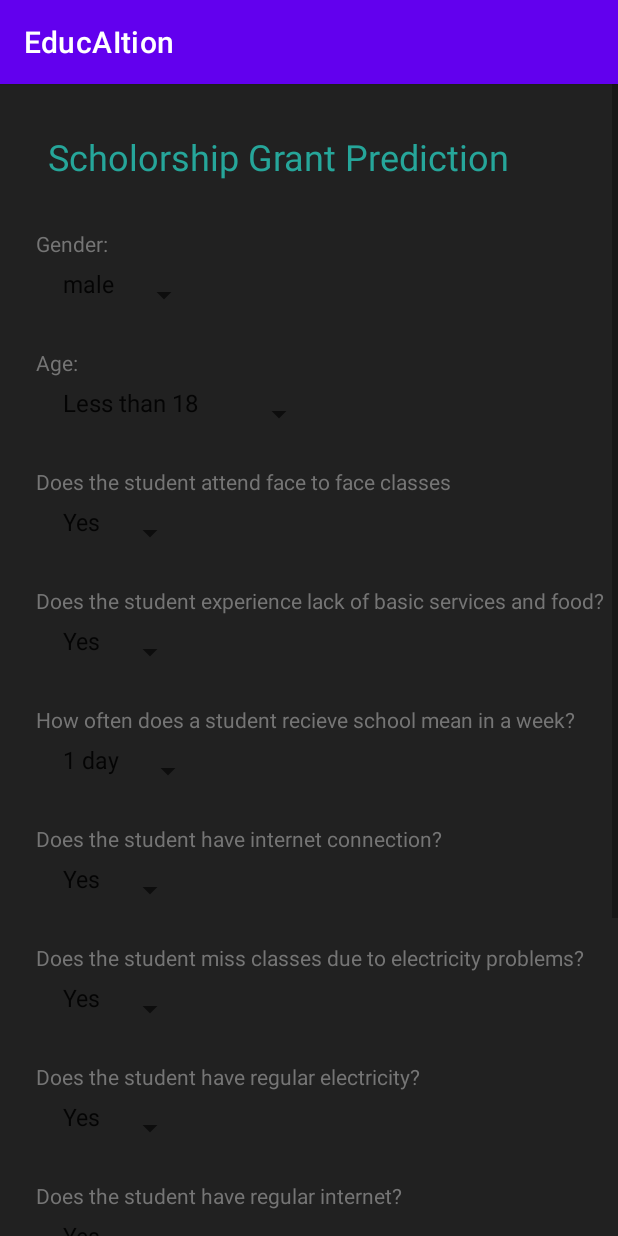
After one commit to shubham-hadawle/21_We-Go-Jim-PS-No.1, an Android app: the PredictionModel screen opened directly, with no data from a screen before it, on a phone screen of 412 x 824 dp. The commit adds this screen. Run offline under Robolectric (Android 15) with nearby library versions, the phone set to English and light mode, and no system bars.

```diff
--- a/app/src/main/AndroidManifest.xml
+++ b/app/src/main/AndroidManifest.xml
@@ -26,6 +26,7 @@
         <activity android:name=".RecordedLectures"/>
         <activity android:name=".Courses"/>
         <activity android:name=".VirtualAi"/>
+        <activity android:name=".PredictionModel"/>
     </application>
 
 </manifest>
--- a/app/src/main/java/com/example/educaition/MainActivity.java
+++ b/app/src/main/java/com/example/educaition/MainActivity.java
@@ -28,4 +28,9 @@ public class MainActivity extends AppCompatActivity {
         Intent i = new Intent(this, VirtualAi.class);
         startActivity(i);
     }
+
+    public void openModel(View view){
+        Intent i = new Intent(this, PredictionModel.class);
+        startActivity(i);
+    }
 }
--- /dev/null
+++ b/app/src/main/java/com/example/educaition/PredictionModel.java
@@ -0,0 +1,79 @@
+package com.example.educaition;
+
+import android.os.Bundle;
+import android.view.MenuItem;
+import android.view.View;
+import android.widget.AdapterView;
+import android.widget.Spinner;
+import android.widget.TextView;
+
+import androidx.annotation.NonNull;
+import androidx.appcompat.app.AppCompatActivity;
+
+import com.google.android.material.navigation.NavigationBarView;
+
+import org.w3c.dom.Text;
+
+public class PredictionModel extends AppCompatActivity{
+    int i = 1;
+    Spinner S1,S2,S3,S4,S5,S6,S7,S8,S9,S10;
+
+    @Override
+    protected void onCreate(Bundle savedInstanceState) {
+        super.onCreate(savedInstanceState);
+        setContentView(R.layout.prediction_model);
+
+        S1 = findViewById(R.id.textSpinner);
+        String mGender = S1.getSelectedItem().toString();
+
+        S2 = findViewById(R.id.textSpinner2);
+        String mAge = S2.getSelectedItem().toString();
+
+        S3 = findViewById(R.id.textSpinner3);
+        String f2fClasses = S3.getSelectedItem().toString();
+
+        S4 = findViewById(R.id.textSpinner4);
+        String deterioration = S4.getSelectedItem().toString();
+
+        S5 = findViewById(R.id.textSpinner5);
+        String mealsInAWeak = S5.getSelectedItem().toString();
+
+        S6 = findViewById(R.id.textSpinner6);
+        String internetConnection = S6.getSelectedItem().toString();
+
+        S7 = findViewById(R.id.textSpinner7);
+        String missClassDueToElectricity = S7.getSelectedItem().toString();
+
+        S8 = findViewById(R.id.textSpinner8);
+        String electricityDeficit = S8.getSelectedItem().toString();
+
+        S9 = findViewById(R.id.textSpinner9);
+        String internetDeficit = S9.getSelectedItem().toString();
+
+        S10 = findViewById(R.id.textSpinner10);
+        String financial = S10.getSelectedItem().toString();
+    }
+
+    public void clickButton(View view){
+        int m = give();
+
+        TextView text = findViewById(R.id.someButton);
+        if(m == 1){
+        text.setText("Scholarship Granted!");}
+        else{
+            text.setText("Scholarship Denied");
+        }
+    }
+
+    public int give(){
+        if(i==1){
+            i = 0;
+            return 0;
+        }
+        else{
+            i = 1;
+            return 1;
+        }
+    }
+
+}
--- a/app/src/main/java/com/example/educaition/VirtualAi.java
+++ b/app/src/main/java/com/example/educaition/VirtualAi.java
@@ -145,9 +145,31 @@ public class VirtualAi extends AppCompatActivity {
         {
             speak("My name is Donna");
         }
-        else if(messages.contains("name  "))
+        else if(messages.contains("launch main activity"))
         {
-            speak("My name is Donna");
+            speak("Launching Main Activity");
+            Intent i = new Intent(this, MainActivity.class);
+            startActivity(i);
+        }
+        else if(messages.contains("launch prediction") )
+        {
+            speak("Launching Prediction Activity");
+            Intent i = new Intent(this, PredictionModel.class);
+            startActivity(i);
+        }
+        else if(messages.contains("launch recorded") )
+        {
+            speak("Launching Recorded Video Section");
+            Intent i = new Intent(this, RecordedLectures.class);
+            startActivity(i);
+        }
+        else if(messages.contains("help") || message.contains("Scholarship"))
+        {
+            speak("You can go to prediction section of the app fill details and click prediction button to know about your scholorship chances");
+        }
+        else if(messages.contains("Who made you"))
+        {
+            speak("No one");
         }
         else{
             speak("Sorry I don't know that one");
--- a/app/src/main/res/layout/activity_main.xml
+++ b/app/src/main/res/layout/activity_main.xml
@@ -5,7 +5,8 @@
     android:layout_width="match_parent"
     android:layout_height="match_parent"
     tools:context=".MainActivity"
-    android:orientation="vertical">
+    android:orientation="vertical"
+    android:background="#212121">
 
     <Button
         android:id="@+id/button"
@@ -35,4 +36,13 @@
         android:layout_margin="24dp"
         />
 
+    <Button
+        android:id="@+id/button4"
+        android:layout_width="wrap_content"
+        android:layout_height="wrap_content"
+        android:text="Prediction"
+        android:onClick="openModel"
+        android:layout_margin="24dp"
+        />
+
 </androidx.appcompat.widget.LinearLayoutCompat>
--- /dev/null
+++ b/app/src/main/res/layout/prediction_model.xml
@@ -0,0 +1,226 @@
+<?xml version="1.0" encoding="utf-8"?>
+<ScrollView xmlns:android="http://schemas.android.com/apk/res/android"
+    android:layout_width="match_parent"
+    android:layout_height="match_parent">
+
+<LinearLayout
+    xmlns:android="http://schemas.android.com/apk/res/android"
+    android:layout_width="match_parent"
+    android:layout_height="match_parent"
+    android:orientation="vertical"
+    android:background="#212121">
+    <TextView
+        android:layout_width="wrap_content"
+        android:layout_height="wrap_content"
+        android:gravity="center"
+        android:text="Scholorship Grant Prediction"
+        android:textColor="#26A69A"
+        android:textSize="24dp"
+        android:layout_margin="32dp"/>
+
+    <TextView
+        android:layout_width="wrap_content"
+        android:layout_height="wrap_content"
+        android:text="Gender:"
+        android:paddingLeft="24dp"
+        android:textColor="#757575"/>
+    <Spinner
+        android:id="@+id/textSpinner"
+        android:layout_width="wrap_content"
+        android:layout_height="50dp"
+        android:layout_marginStart="10dp"
+        android:layout_marginEnd="10dp"
+        android:layout_marginBottom="10dp"
+        android:entries="@array/spinnerItems1"
+        android:paddingLeft="24dp"
+        android:paddingBottom="16dp"
+        android:textColor="#212121"
+        />
+
+
+    <TextView
+        android:layout_width="wrap_content"
+        android:layout_height="wrap_content"
+        android:text="Age:"
+        android:paddingLeft="24dp"
+        android:textColor="#757575"
+        />
+    <Spinner
+        android:id="@+id/textSpinner2"
+        android:layout_width="wrap_content"
+        android:layout_height="50dp"
+        android:layout_marginStart="10dp"
+        android:layout_marginEnd="10dp"
+        android:layout_marginBottom="10dp"
+        android:entries="@array/spinnerItems2"
+        android:paddingLeft="24dp"
+        android:paddingBottom="16dp"
+        android:textColor="#212121"/>
+
+    <TextView
+        android:layout_width="wrap_content"
+        android:layout_height="wrap_content"
+        android:text="Does the student attend face to face classes"
+        android:paddingLeft="24dp"
+        android:textColor="#757575"/>
+    <Spinner
+        android:id="@+id/textSpinner3"
+        android:layout_width="wrap_content"
+        android:layout_height="50dp"
+        android:layout_marginStart="10dp"
+        android:layout_marginEnd="10dp"
+        android:layout_marginBottom="10dp"
+        android:entries="@array/spinnerItems4"
+        android:paddingLeft="24dp"
+        android:paddingBottom="16dp"
+        android:textColor="#212121"/>
+
+    <TextView
+        android:layout_width="wrap_content"
+        android:layout_height="wrap_content"
+        android:text="Does the student experience lack of basic services and food?"
+        android:paddingLeft="24dp"
+        android:textColor="#757575"/>
+    <Spinner
+        android:id="@+id/textSpinner4"
+        android:layout_width="wrap_content"
+        android:layout_height="50dp"
+        android:layout_marginStart="10dp"
+        android:layout_marginEnd="10dp"
+        android:layout_marginBottom="10dp"
+        android:entries="@array/spinnerItems4"
+        android:paddingLeft="24dp"
+        android:paddingBottom="16dp"
+        android:textColor="#212121"/>
+
+    <TextView
+        android:layout_width="wrap_content"
+        android:layout_height="wrap_content"
+        android:text="How often does a student recieve school mean in a week?"
+        android:paddingLeft="24dp"
+        android:textColor="#757575"/>
+    <Spinner
+        android:id="@+id/textSpinner5"
+        android:layout_width="wrap_content"
+        android:layout_height="50dp"
+        android:layout_marginStart="10dp"
+        android:layout_marginEnd="10dp"
+        android:layout_marginBottom="10dp"
+        android:entries="@array/spinnerItems3"
+        android:paddingLeft="24dp"
+        android:paddingBottom="16dp"
+        android:textColor="#212121"/>
+
+    <TextView
+        android:layout_width="wrap_content"
+        android:layout_height="wrap_content"
+        android:text="Does the student have internet connection?"
+        android:paddingLeft="24dp"
+        android:textColor="#757575"/>
+    <Spinner
+        android:id="@+id/textSpinner6"
+        android:layout_width="wrap_content"
+        android:layout_height="50dp"
+        android:layout_marginStart="10dp"
+        android:layout_marginEnd="10dp"
+        android:layout_marginBottom="10dp"
+        android:entries="@array/spinnerItems4"
+        android:paddingLeft="24dp"
+        android:paddingBottom="16dp"
+        android:textColor="#212121"/>
+
+    <TextView
+        android:layout_width="wrap_content"
+        android:layout_height="wrap_content"
+        android:text="Does the student miss classes due to electricity problems?"
+        android:paddingLeft="24dp"
+        android:textColor="#757575"/>
+    <Spinner
+        android:id="@+id/textSpinner7"
+        android:layout_width="wrap_content"
+        android:layout_height="50dp"
+        android:layout_marginStart="10dp"
+        android:layout_marginEnd="10dp"
+        android:layout_marginBottom="10dp"
+        android:entries="@array/spinnerItems4"
+        android:paddingLeft="24dp"
+        android:paddingBottom="16dp"
+        android:textColor="#212121"/>
+
+    <TextView
+        android:layout_width="wrap_content"
+        android:layout_height="wrap_content"
+        android:text="Does the student have regular electricity?"
+        android:paddingLeft="24dp"
+        android:textColor="#757575"/>
+    <Spinner
+        android:id="@+id/textSpinner8"
+        android:layout_width="wrap_content"
+        android:layout_height="50dp"
+        android:layout_marginStart="10dp"
+        android:layout_marginEnd="10dp"
+        android:layout_marginBottom="10dp"
+        android:entries="@array/spinnerItems4"
+        android:paddingLeft="24dp"
+        android:paddingBottom="16dp"
+        android:textColor="#212121"/>
+
+    <TextView
+        android:layout_width="wrap_content"
+        android:layout_height="wrap_content"
+        android:text="Does the student have regular internet?"
+        android:paddingLeft="24dp"
+        android:textColor="#757575"/>
+    <Spinner
+        android:id="@+id/textSpinner9"
+        android:layout_width="wrap_content"
+        android:layout_height="50dp"
+        android:layout_marginStart="10dp"
+        android:layout_marginEnd="10dp"
+        android:layout_marginBottom="10dp"
+        android:entries="@array/spinnerItems4"
+        android:paddingLeft="24dp"
+        android:paddingBottom="16dp"
+        android:textColor="#212121"/>
+
+    <TextView
+        android:layout_width="wrap_content"
+        android:layout_height="wrap_content"
+        android:text="Financial Situation"
+        android:paddingLeft="24dp"
+        android:textColor="#757575"/>
+    <Spinner
+        android:id="@+id/textSpinner10"
+        android:layout_width="wrap_content"
+        android:layout_height="50dp"
+        android:layout_marginStart="10dp"
+        android:layout_marginEnd="10dp"
+        android:layout_marginBottom="10dp"
+        android:entries="@array/spinnerItems5"
+        android:paddingLeft="24dp"
+        android:paddingBottom="16dp"
+        android:textColor="#212121"/>
+
+
+    <Button
+
+        android:layout_width="wrap_content"
+        android:layout_height="wrap_content"
+        android:text="Predict"
+        android:onClick="clickButton"
+        android:layout_gravity="center_horizontal"
+        android:textColor="#FFFFFF"
+        android:layout_margin="30dp"/>
+
+    <TextView
+
+        android:id="@+id/someButton"
+        android:layout_width="wrap_content"
+        android:layout_height="wrap_content"
+        android:text=""
+        android:textSize="24dp"
+        android:layout_gravity="center_horizontal"
+        android:textColor="#FFFFFF"
+        android:layout_marginBottom="30dp"/>
+</LinearLayout>
+</ScrollView>
--- a/app/src/main/res/layout/virtual_ai.xml
+++ b/app/src/main/res/layout/virtual_ai.xml
@@ -16,10 +16,10 @@
     <Button
         android:id="@+id/button3"
         android:layout_marginTop="24dp"
-        android:layout_marginLeft="24dp"
         android:layout_width="wrap_content"
         android:layout_height="wrap_content"
         android:text="Donna"
-        android:onClick="startRecording"/>
+        android:onClick="startRecording"
+        android:layout_gravity="center"/>
 
 </androidx.appcompat.widget.LinearLayoutCompat>
--- /dev/null
+++ b/app/src/main/res/values/arrays.xml
@@ -0,0 +1,41 @@
+<?xml version="1.0" encoding="utf-8"?>
+<resources>
+    <string-array name="spinnerItems1">
+        <item>male</item>
+        <item>female</item>
+        <item>others</item>
+    </string-array>
+
+    <string-array name="spinnerItems2">
+        <item>Less than 18</item>
+        <item>Between 18 and 25</item>
+        <item>Between 26 and 35</item>
+        <item>Between 36 and 45</item>
+        <item>Over 45</item>
+        <item>Not available</item>
+    </string-array>
+
+    <string-array name="spinnerItems3">
+        <item>1 day</item>
+        <item>2 days</item>
+        <item>3 days</item>
+        <item>4 days</item>
+        <item>5 days</item>
+    </string-array>
+
+    <string-array name="spinnerItems4">
+        <item>Yes</item>
+        <item>No</item>
+    </string-array>
+
+    <string-array name="spinnerItems5">
+        <item>I can afford food, but nothing else</item>
+        <item>I cannot afford enough food for my family</item>
+        <item>I can afford food and regular expenses, but nothing else</item>
+        <item>I can afford food, regular expenses, and clothes, but nothing else</item>
+        <item>I can comfortably afford food, clothes, and furniture, and I have savings</item>
+        <item>I can comfortably afford food, clothes, and furniture, but I don’t have savings</item>
+        <item>prefer not to answer</item>
+    </string-array>
+
+</resources>
--- a/app/src/main/res/values/colors.xml
+++ b/app/src/main/res/values/colors.xml
@@ -6,5 +6,5 @@
     <color name="teal_200">#FF03DAC5</color>
     <color name="teal_700">#FF018786</color>
     <color name="black">#FF000000</color>
-    <color name="white">#FFFFFFFF</color>
+    <color name="white">#212121</color>
 </resources>
```
